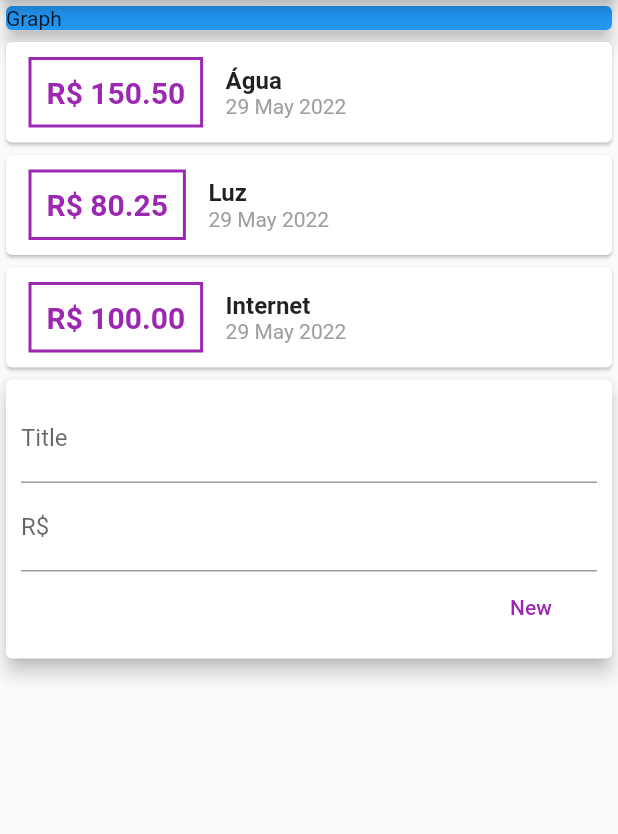
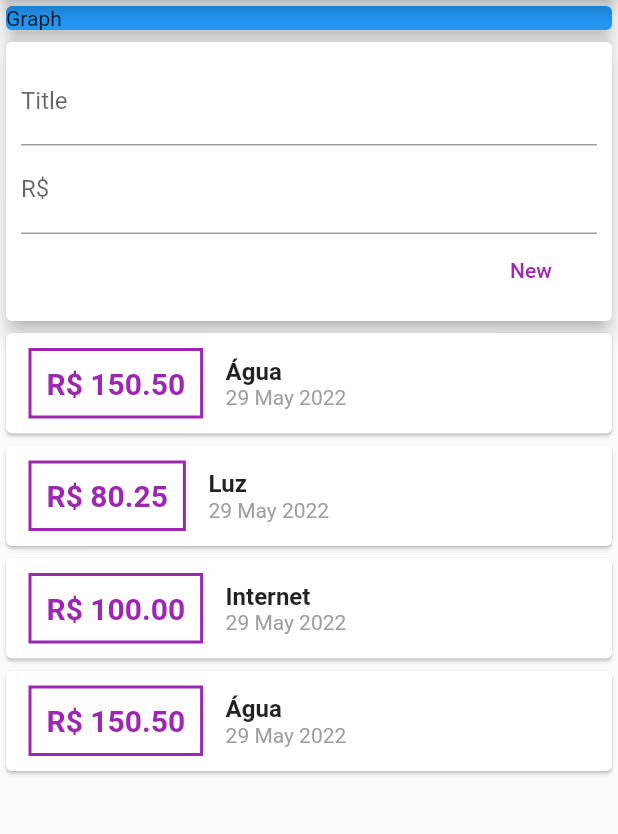
Before and after one commit to KevinCaires/personal_spent, a Flutter app: the screen it shows after launch, on a phone screen of 412 x 824 dp, the part 84-918 px from its top. Run offline on Flutter 3.47's test engine with Material 2 defaults, Android fonts, the phone set to English and light mode, and no system bars.

Commit message:
FIX problem with scrool screen.

```diff
--- a/lib/components/transaction_form.dart
+++ b/lib/components/transaction_form.dart
@@ -3,6 +3,9 @@ import 'package:flutter/material.dart';
 class TransactionForm extends StatelessWidget {
   final titleInput = TextEditingController();
   final valueInput = TextEditingController();
+  final void Function(String, double) onSubmit;
+
+  TransactionForm(this.onSubmit);
 
   @override
   Widget build(BuildContext context) {
@@ -28,7 +31,12 @@ class TransactionForm extends StatelessWidget {
               mainAxisAlignment: MainAxisAlignment.end,
               children: [
                 FlatButton(
-                  onPressed: () => {},
+                  onPressed: () {
+                    final title = titleInput.text;
+                    // O "??" retorna zero caso o valor não passe no tryParse.
+                    final value = double.tryParse(valueInput.text) ?? 0.0;
+                    onSubmit(title, value);
+                  },
                   child: Text('New'),
                   textColor: Colors.purple,
                 ),
--- a/lib/components/transaction_list.dart
+++ b/lib/components/transaction_list.dart
@@ -9,7 +9,10 @@ class TransactionList extends StatelessWidget {
 
   @override
   Widget build(BuildContext context) {
-    return Column(
+    return Container(
+      height: 300,
+      child: SingleChildScrollView(
+        child: Column(
           children: transactions.map((tr) {
             return Card(
               child: Row(
@@ -57,6 +60,8 @@ class TransactionList extends StatelessWidget {
               ),
             );
           }).toList(),
+        ),
+      ),
     );
   }
 }
--- a/lib/components/transaction_user.dart
+++ b/lib/components/transaction_user.dart
@@ -1,3 +1,5 @@
+import 'dart:math';
+
 import 'package:flutter/material.dart';
 import '../models/transaction.dart';
 import 'transaction_form.dart';
@@ -27,14 +29,46 @@ class _TransactionUserState extends State<TransactionUser> {
       title: 'Internet',
       value: 100.00,
       datetime: DateTime.now(),
+    ),
+    Transaction(
+      id: 't4',
+      title: 'Água',
+      value: 150.50,
+      datetime: DateTime.now(),
+    ),
+    Transaction(
+      id: 't5',
+      title: 'Luz',
+      value: 80.25,
+      datetime: DateTime.now(),
+    ),
+    Transaction(
+      id: 't6',
+      title: 'Internet',
+      value: 100.00,
+      datetime: DateTime.now(),
     )
   ];
+
+  void _addTransaction(String title, double value) {
+    final newTransaction = Transaction(
+      id: Random().nextDouble().toString(),
+      title: title,
+      value: value,
+      datetime: DateTime.now(),
+    );
+
+    setState(() {
+      _transactions.add(newTransaction);
+    });
+  }
+
   @override
   Widget build(BuildContext context) {
     return Column(
       children: <Widget>[
+        TransactionForm(_addTransaction),
         TransactionList(_transactions),
-        TransactionForm(),
       ],
     );
   }
--- a/lib/main.dart
+++ b/lib/main.dart
@@ -20,7 +20,8 @@ class HomePage extends StatelessWidget {
         title: const Text('Personal spent'),
         centerTitle: true,
       ),
-      body: Column(
+      body: SingleChildScrollView(
+        child: Column(
           crossAxisAlignment: CrossAxisAlignment.stretch,
           children: <Widget>[
             Container(
@@ -34,6 +35,7 @@ class HomePage extends StatelessWidget {
             TransactionUser(),
           ],
         ),
+      ),
     );
   }
 }
```
Lines whose indentation alone changed are shown as unchanged.
